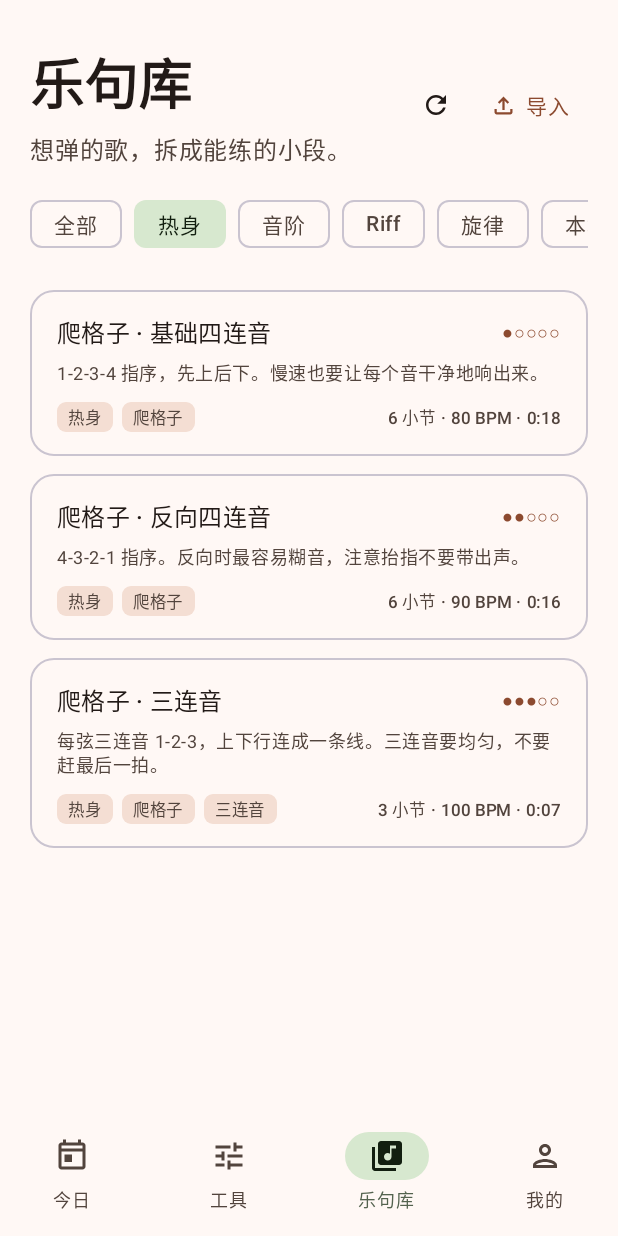
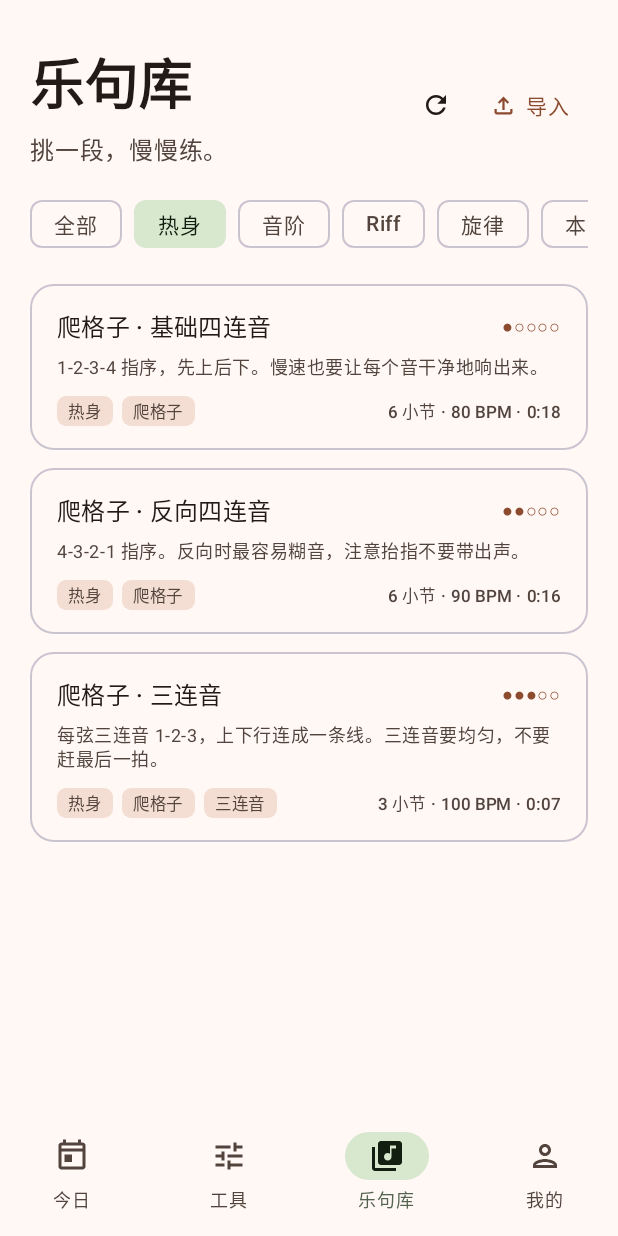
Before and after one commit to zmdld11/guitar-dojo, an Android app built with Jetpack Compose: the PhrasesScreen screen opened through its navigation route, after a tap on "热身", on a phone screen of 412 x 824 dp. Run offline under Robolectric (Android 15) with nearby library versions, the phone set to English and light mode, and no system bars.

Commit message:
fix: 乐句库冷启动 ANR 与加载日志 (#20)
- 外部目录坏文件名会让 File.listFiles 卡死；隔离坏文件后 7 个本地 JSON 加载 428ms
- 页面改为单个 LazyColumn，首帧只画头部，下一帧再组合卡片，避免输入超时
- debug 构建记录每个目录/文件的加载耗时，便于下次定位

```diff
--- a/app/src/main/java/dev/zmdld11/guitardojo/data/PhraseRepository.kt
+++ b/app/src/main/java/dev/zmdld11/guitardojo/data/PhraseRepository.kt
@@ -2,6 +2,8 @@ package dev.zmdld11.guitardojo.data
 
 import android.content.Context
 import android.net.Uri
+import android.util.Log
+import dev.zmdld11.guitardojo.BuildConfig
 import dev.zmdld11.guitardojo.core.phrase.Phrase
 import dev.zmdld11.guitardojo.core.phrase.PhraseCodec
 import dev.zmdld11.guitardojo.core.phrase.PhraseException
@@ -9,6 +11,8 @@ import dev.zmdld11.guitardojo.core.phrase.PhraseOrigin
 import kotlinx.coroutines.Dispatchers
 import kotlinx.coroutines.withContext
 import java.io.File
+
+private const val TAG = "PhraseLoad"
 
 data class PhraseLibrary(
     val phrases: List<Phrase>,
@@ -28,10 +32,13 @@ class PhraseRepository(
 ) {
     suspend fun load(): PhraseLibrary =
         withContext(Dispatchers.IO) {
+            val startedNanos = System.nanoTime()
             val phrases = LinkedHashMap<String, Phrase>()
             val errors = mutableListOf<String>()
 
-            assetFiles().forEach { name ->
+            val assets = assetFiles()
+            if (BuildConfig.DEBUG) Log.d(TAG, "load start assets=${assets.size}")
+            assets.forEach { name ->
                 runCatching {
                     val text =
                         context.assets
@@ -47,12 +54,23 @@ class PhraseRepository(
                 File(context.filesDir, "phrases"),
                 context.getExternalFilesDir("phrases") ?: File(context.filesDir, "external-phrases"),
             ).forEach { dir ->
+                if (BuildConfig.DEBUG) Log.d(TAG, "dir=${dir.absolutePath} isDirectory=${dir.isDirectory}")
                 if (!dir.isDirectory) return@forEach
-                dir.listFiles { file -> file.extension == "json" }?.sortedBy { it.name }?.forEach { file ->
-                    runCatching {
-                        PhraseCodec.decode(file.readText())
-                    }.onSuccess { phrases[it.id] = it }
+                val files = dir.listFiles { file -> file.extension == "json" }?.sortedBy { it.name }.orEmpty()
+                if (BuildConfig.DEBUG) Log.d(TAG, "dir=${dir.absolutePath} json=${files.size}")
+                files.forEach { file ->
+                    val fileStartedNanos = System.nanoTime()
+                    val result = runCatching { PhraseCodec.decode(file.readText()) }
+                    result
+                        .onSuccess { phrases[it.id] = it }
                         .onFailure { errors += "本地 ${file.name}：${it.readableMessage()}" }
+                    if (BuildConfig.DEBUG) {
+                        Log.d(
+                            TAG,
+                            "file=${file.name} bytes=${file.length()} " +
+                                "ms=${(System.nanoTime() - fileStartedNanos) / 1_000_000} ok=${result.isSuccess}",
+                        )
+                    }
                 }
             }
 
@@ -64,7 +82,15 @@ class PhraseRepository(
                             .thenBy { it.title },
                     ),
                 errors = errors,
-            )
+            ).also {
+                if (BuildConfig.DEBUG) {
+                    Log.d(
+                        TAG,
+                        "load done ms=${(System.nanoTime() - startedNanos) / 1_000_000} " +
+                            "phrases=${it.phrases.size} errors=${it.errors.size}",
+                    )
+                }
+            }
         }
 
     suspend fun find(id: String): Phrase? = load().phrases.firstOrNull { it.id == id }
--- a/app/src/main/java/dev/zmdld11/guitardojo/ui/screens/PhraseLibraryViewModel.kt
+++ b/app/src/main/java/dev/zmdld11/guitardojo/ui/screens/PhraseLibraryViewModel.kt
@@ -2,8 +2,10 @@ package dev.zmdld11.guitardojo.ui.screens
 
 import android.app.Application
 import android.net.Uri
+import android.util.Log
 import androidx.lifecycle.AndroidViewModel
 import androidx.lifecycle.viewModelScope
+import dev.zmdld11.guitardojo.BuildConfig
 import dev.zmdld11.guitardojo.core.phrase.Phrase
 import dev.zmdld11.guitardojo.core.phrase.PhraseException
 import dev.zmdld11.guitardojo.data.PhraseRepository
@@ -12,6 +14,8 @@ import kotlinx.coroutines.flow.StateFlow
 import kotlinx.coroutines.flow.asStateFlow
 import kotlinx.coroutines.flow.update
 import kotlinx.coroutines.launch
+
+private const val TAG = "PhraseLoad"
 
 data class PhraseLibraryUiState(
     val isLoading: Boolean = true,
@@ -27,14 +31,12 @@ class PhraseLibraryViewModel(
     private val _uiState = MutableStateFlow(PhraseLibraryUiState())
     val uiState: StateFlow<PhraseLibraryUiState> = _uiState.asStateFlow()
 
-    init {
-        refresh()
-    }
-
     fun refresh() {
+        if (BuildConfig.DEBUG) Log.d(TAG, "refresh start")
         viewModelScope.launch {
             _uiState.update { it.copy(isLoading = true) }
             val library = repository.load()
+            if (BuildConfig.DEBUG) Log.d(TAG, "refresh loaded phrases=${library.phrases.size}")
             _uiState.update {
                 it.copy(
                     isLoading = false,
@@ -42,6 +44,7 @@ class PhraseLibraryViewModel(
                     errors = library.errors,
                 )
             }
+            if (BuildConfig.DEBUG) Log.d(TAG, "refresh state updated")
         }
     }
 
--- a/app/src/main/java/dev/zmdld11/guitardojo/ui/screens/PhrasesScreen.kt
+++ b/app/src/main/java/dev/zmdld11/guitardojo/ui/screens/PhrasesScreen.kt
@@ -41,6 +41,7 @@ import androidx.compose.runtime.mutableStateOf
 import androidx.compose.runtime.remember
 import androidx.compose.runtime.saveable.rememberSaveable
 import androidx.compose.runtime.setValue
+import androidx.compose.runtime.withFrameNanos
 import androidx.compose.ui.Alignment
 import androidx.compose.ui.Modifier
 import androidx.compose.ui.graphics.Color
@@ -98,121 +99,60 @@ fun PhrasesScreen(
         }
     }
 
-    Column(modifier = modifier.fillMaxSize()) {
-        Column(modifier = Modifier.padding(horizontal = 20.dp)) {
-            Spacer(Modifier.height(28.dp))
-            Row(verticalAlignment = Alignment.CenterVertically) {
-                Column(modifier = Modifier.weight(1f)) {
-                    Text(
-                        text = "乐句库",
-                        style = MaterialTheme.typography.displaySmall,
-                        color = MaterialTheme.colorScheme.onBackground,
-                    )
-                    Spacer(Modifier.height(6.dp))
-                    Text(
-                        text = "想弹的歌，拆成能练的小段。",
-                        style = MaterialTheme.typography.bodyLarge,
-                        color = MaterialTheme.colorScheme.onSurfaceVariant,
-                    )
-                }
-                Spacer(Modifier.width(12.dp))
-                IconButton(onClick = viewModel::refresh) {
-                    Icon(Icons.Outlined.Refresh, contentDescription = "刷新乐句库", modifier = Modifier.size(20.dp))
-                }
-                TextButton(
-                    onClick = {
-                        importLauncher.launch(arrayOf("application/json", "text/plain", "application/octet-stream"))
-                    },
-                ) {
-                    Icon(Icons.Outlined.FileUpload, contentDescription = null, modifier = Modifier.size(18.dp))
-                    Spacer(Modifier.width(6.dp))
-                    Text("导入")
-                }
-            }
-            Spacer(Modifier.height(14.dp))
-            LazyRow(
-                horizontalArrangement = Arrangement.spacedBy(8.dp),
-                contentPadding = PaddingValues(end = 8.dp),
-            ) {
-                items(PhraseFilter.entries) { entry ->
-                    FilterChip(
-                        selected = filter == entry,
-                        onClick = { filterName = entry.name },
-                        label = { Text(entry.label) },
-                    )
-                }
-            }
-            Spacer(Modifier.height(8.dp))
+    // 首帧只画标题和筛选条，下一帧再组合乐句卡片。冷启动时 Compose 首次组合
+    // 可能要几秒，先把点击事件处理完，避免系统按输入超时判 ANR。
+    var contentReady by remember { mutableStateOf(false) }
+    LaunchedEffect(Unit) {
+        viewModel.refresh()
+        withFrameNanos { }
+        contentReady = true
+    }
+
+    val visible = remember(state.phrases, filter) { state.phrases.filter(filter::matches) }
+
+    LazyColumn(
+        modifier = modifier.fillMaxSize(),
+        contentPadding = PaddingValues(horizontal = 20.dp, vertical = 12.dp),
+        verticalArrangement = Arrangement.spacedBy(12.dp),
+    ) {
+        item(key = "header", contentType = "header") {
+            PhraseLibraryHeader(
+                filter = filter,
+                onFilter = { filterName = it.name },
+                onRefresh = viewModel::refresh,
+                onImport = {
+                    importLauncher.launch(arrayOf("application/json", "text/plain", "application/octet-stream"))
+                },
+            )
         }
 
         if (state.isLoading) {
-            LinearProgressIndicator(modifier = Modifier.fillMaxWidth())
+            item(key = "loading") {
+                LinearProgressIndicator(modifier = Modifier.fillMaxWidth())
+            }
         }
 
         state.message?.let { message ->
-            Surface(
-                modifier =
-                    Modifier
-                        .fillMaxWidth()
-                        .padding(horizontal = 20.dp, vertical = 6.dp)
-                        .clickable { viewModel.consumeMessage() },
-                shape = RoundedCornerShape(12.dp),
-                color = MaterialTheme.colorScheme.secondaryContainer,
-            ) {
-                Text(
-                    text = message,
-                    style = MaterialTheme.typography.bodySmall,
-                    color = MaterialTheme.colorScheme.onSecondaryContainer,
-                    modifier = Modifier.padding(horizontal = 14.dp, vertical = 10.dp),
-                )
+            item(key = "message") {
+                PhraseMessageBanner(message = message, onDismiss = viewModel::consumeMessage)
             }
         }
 
         if (state.errors.isNotEmpty()) {
-            Surface(
-                modifier =
-                    Modifier
-                        .fillMaxWidth()
-                        .padding(horizontal = 20.dp, vertical = 6.dp)
-                        .clickable { showErrors = true },
-                shape = RoundedCornerShape(12.dp),
-                color = MaterialTheme.colorScheme.errorContainer,
-            ) {
-                Row(
-                    modifier = Modifier.padding(horizontal = 14.dp, vertical = 10.dp),
-                    verticalAlignment = Alignment.CenterVertically,
-                ) {
-                    Icon(
-                        Icons.Outlined.ErrorOutline,
-                        contentDescription = null,
-                        tint = MaterialTheme.colorScheme.onErrorContainer,
-                        modifier = Modifier.size(18.dp),
-                    )
-                    Spacer(Modifier.width(8.dp))
-                    Text(
-                        text = "${state.errors.size} 个乐句文件加载失败，点此查看",
-                        style = MaterialTheme.typography.bodySmall,
-                        color = MaterialTheme.colorScheme.onErrorContainer,
-                    )
-                }
+            item(key = "errors") {
+                PhraseErrorBanner(count = state.errors.size, onClick = { showErrors = true })
             }
         }
 
-        val visible = state.phrases.filter(filter::matches)
-        LazyColumn(
-            modifier = Modifier.fillMaxSize(),
-            contentPadding = PaddingValues(horizontal = 20.dp, vertical = 12.dp),
-            verticalArrangement = Arrangement.spacedBy(12.dp),
-        ) {
-            items(visible, key = { it.id }) { phrase ->
+        if (contentReady) {
+            items(visible, key = { it.id }, contentType = { "phrase" }) { phrase ->
                 PhraseCard(phrase = phrase, onClick = { onOpenPhrase(phrase.id) })
             }
             if (!state.isLoading && visible.isEmpty()) {
-                item {
+                item(key = "empty") {
                     EmptyState(filter)
                 }
             }
-            item { Spacer(Modifier.height(24.dp)) }
         }
     }
 
@@ -231,6 +171,113 @@ fun PhrasesScreen(
                 TextButton(onClick = { showErrors = false }) { Text("知道了") }
             },
         )
+    }
+}
+
+@Composable
+private fun PhraseLibraryHeader(
+    filter: PhraseFilter,
+    onFilter: (PhraseFilter) -> Unit,
+    onRefresh: () -> Unit,
+    onImport: () -> Unit,
+) {
+    Column {
+        Spacer(Modifier.height(16.dp))
+        Row(verticalAlignment = Alignment.CenterVertically) {
+            Column(modifier = Modifier.weight(1f)) {
+                Text(
+                    text = "乐句库",
+                    style = MaterialTheme.typography.displaySmall,
+                    color = MaterialTheme.colorScheme.onBackground,
+                )
+                Spacer(Modifier.height(6.dp))
+                Text(
+                    text = "挑一段，慢慢练。",
+                    style = MaterialTheme.typography.bodyLarge,
+                    color = MaterialTheme.colorScheme.onSurfaceVariant,
+                )
+            }
+            Spacer(Modifier.width(12.dp))
+            IconButton(onClick = onRefresh) {
+                Icon(Icons.Outlined.Refresh, contentDescription = "刷新乐句库", modifier = Modifier.size(20.dp))
+            }
+            TextButton(onClick = onImport) {
+                Icon(Icons.Outlined.FileUpload, contentDescription = null, modifier = Modifier.size(18.dp))
+                Spacer(Modifier.width(6.dp))
+                Text("导入")
+            }
+        }
+        Spacer(Modifier.height(14.dp))
+        LazyRow(
+            horizontalArrangement = Arrangement.spacedBy(8.dp),
+            contentPadding = PaddingValues(end = 8.dp),
+        ) {
+            items(PhraseFilter.entries) { entry ->
+                FilterChip(
+                    selected = filter == entry,
+                    onClick = { onFilter(entry) },
+                    label = { Text(entry.label) },
+                )
+            }
+        }
+        Spacer(Modifier.height(4.dp))
+    }
+}
+
+@Composable
+private fun PhraseMessageBanner(
+    message: String,
+    onDismiss: () -> Unit,
+) {
+    Surface(
+        modifier =
+            Modifier
+                .fillMaxWidth()
+                .padding(vertical = 6.dp)
+                .clickable(onClick = onDismiss),
+        shape = RoundedCornerShape(12.dp),
+        color = MaterialTheme.colorScheme.secondaryContainer,
+    ) {
+        Text(
+            text = message,
+            style = MaterialTheme.typography.bodySmall,
+            color = MaterialTheme.colorScheme.onSecondaryContainer,
+            modifier = Modifier.padding(horizontal = 14.dp, vertical = 10.dp),
+        )
+    }
+}
+
+@Composable
+private fun PhraseErrorBanner(
+    count: Int,
+    onClick: () -> Unit,
+) {
+    Surface(
+        modifier =
+            Modifier
+                .fillMaxWidth()
+                .padding(vertical = 6.dp)
+                .clickable(onClick = onClick),
+        shape = RoundedCornerShape(12.dp),
+        color = MaterialTheme.colorScheme.errorContainer,
+    ) {
+        Row(
+            modifier = Modifier.padding(horizontal = 14.dp, vertical = 10.dp),
+            verticalAlignment = Alignment.CenterVertically,
+        ) {
+            Icon(
+                Icons.Outlined.ErrorOutline,
+                contentDescription = null,
+                tint = MaterialTheme.colorScheme.onErrorContainer,
+                modifier = Modifier.size(18.dp),
+            )
+            Spacer(Modifier.width(8.dp))
+            Text(
+                text = "$count 个乐句文件加载失败，点此查看",
+                style = MaterialTheme.typography.bodySmall,
+                color = MaterialTheme.colorScheme.onErrorContainer,
+            )
+        }
     }
 }
 
```
